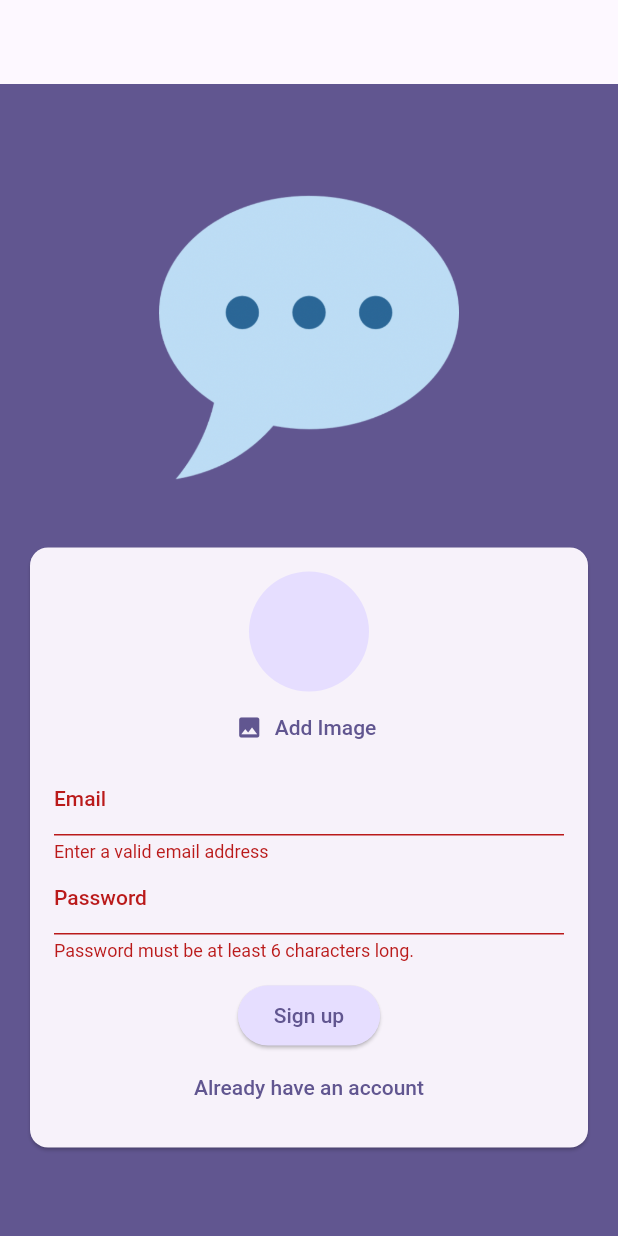
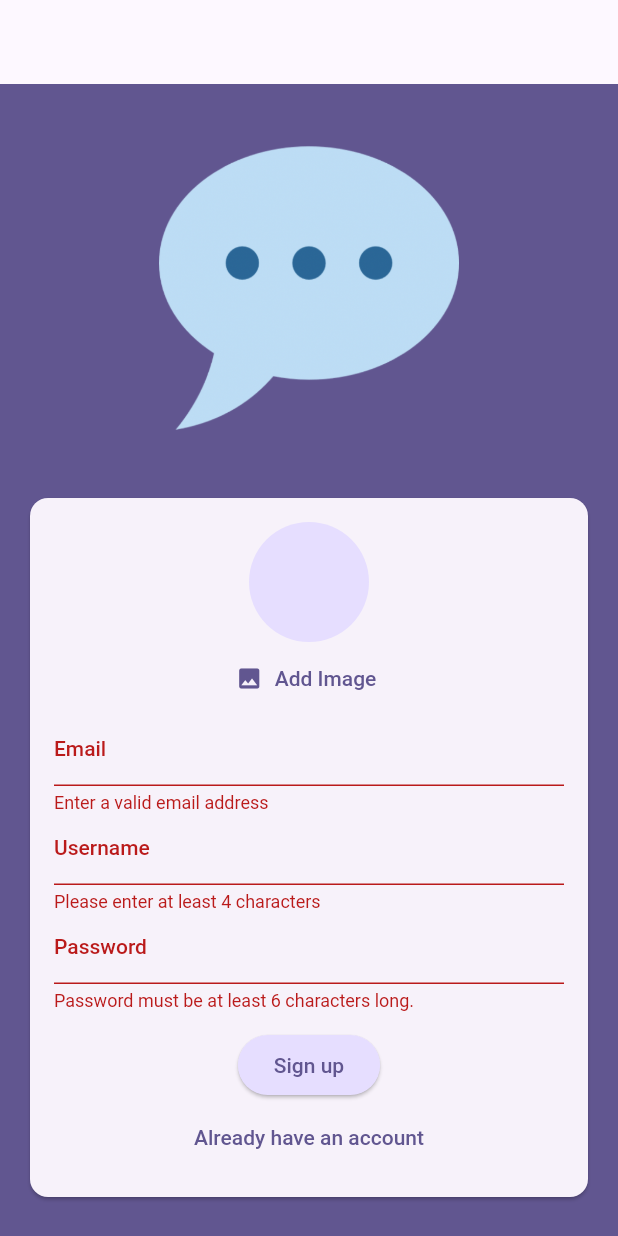
Before and after one commit to ElbertNatan/Flutter-chat-app, a Flutter app: the screen it shows after launch, after a tap on "Login", after a tap on "Register", after a tap on "Sign up", on a phone screen of 412 x 824 dp. Run offline on Flutter 3.47's test engine with Material 2 defaults, Android fonts, the phone set to English and light mode, and no system bars; our stand-ins replace cloud_firestore, firebase_auth, firebase_core, firebase_storage, image_picker; accounts and stored records are empty.

Commit message:
- colocando usernamed e upload

```diff
--- a/flutter_chat_app/lib/screens/auth.dart
+++ b/flutter_chat_app/lib/screens/auth.dart
@@ -23,6 +23,7 @@ class _AuthScreenState extends State<AuthScreen> {
 
   var _enteredEmail = '';
   var _enteredPassword = '';
+  var _enteredUsername = '';
   File? _selectedImage;
   var _isAuthenticating = false;
 
@@ -61,7 +62,7 @@ class _AuthScreenState extends State<AuthScreen> {
             .collection('users')
             .doc(userCredentials.user!.uid)
             .set({
-          'username': 'to be done...',
+          'username': _enteredUsername,
           'email': _enteredEmail,
           'imageUrl': imageUrl,
         });
@@ -126,6 +127,20 @@ class _AuthScreenState extends State<AuthScreen> {
                               _enteredEmail = value!;
                             },
                           ),
+                          if(!_isLogin)
+                          TextFormField(
+                            decoration: const InputDecoration(labelText: 'Username'),
+                            enableSuggestions: false,
+                            validator: (value){
+                              if(value==null || value.isEmpty || value.trim().length <4){
+                                return 'Please enter at least 4 characters';
+                              }
+                              return null;
+                            },
+                            onSaved: (value){
+                              _enteredUsername = value!;
+                            },
+                          ),
                           TextFormField(
                             decoration:
                                 const InputDecoration(labelText: 'Password'),
```
